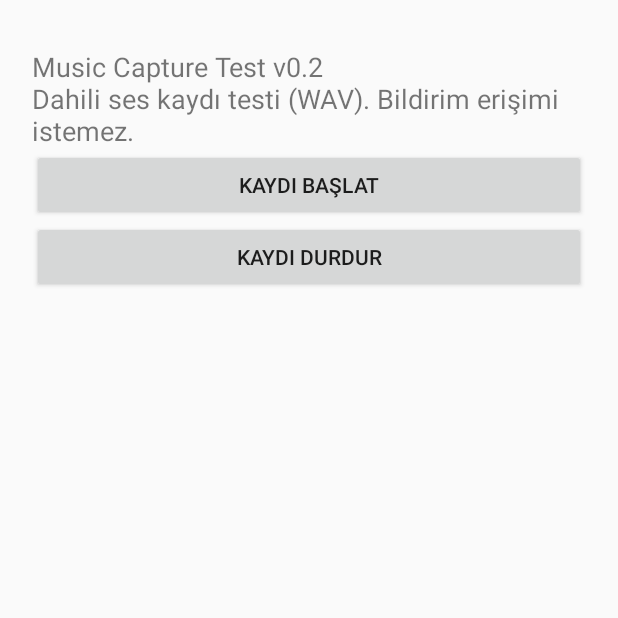
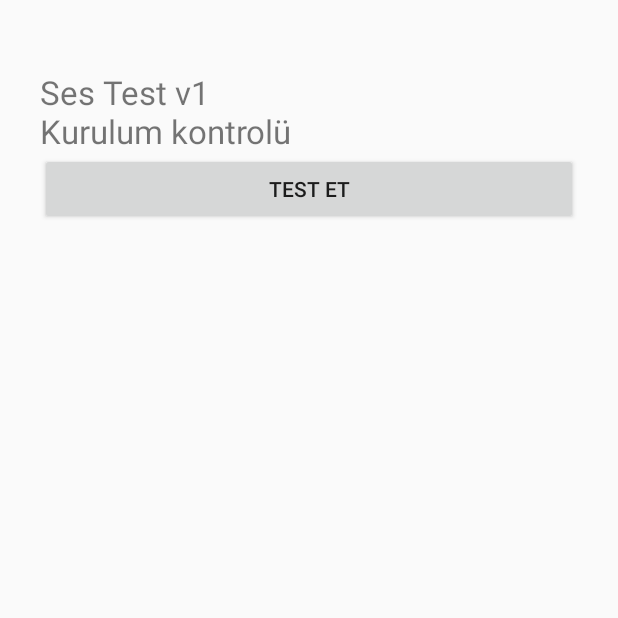
Before and after one commit to erhancbk/MusicCaptureTest, an Android app: the screen it shows after launch (MainActivity), on a phone screen of 412 x 824 dp, the top half of it. Run offline under Robolectric (Android 15) with nearby library versions, the phone set to English and light mode, and no system bars.

Commit message:
Replace with minimal permission-free install test

```diff
--- a/app/src/main/java/com/example/musiccapture/MainActivity.kt
+++ b/app/src/main/java/com/example/musiccapture/MainActivity.kt
@@ -1,38 +1,16 @@
 package com.example.musiccapture
-import android.Manifest
 import android.app.Activity
-import android.content.Intent
-import android.content.pm.PackageManager
-import android.media.projection.MediaProjectionManager
 import android.os.Bundle
 import android.widget.Button
 import android.widget.LinearLayout
 import android.widget.TextView
-
-class MainActivity : Activity() {
- private lateinit var status: TextView
- override fun onCreate(savedInstanceState: Bundle?) {
+class MainActivity:Activity() {
+ override fun onCreate(savedInstanceState:Bundle?) {
   super.onCreate(savedInstanceState)
-  val root=LinearLayout(this).apply { orientation=LinearLayout.VERTICAL;setPadding(32,48,32,24) }
-  status=TextView(this).apply { text="Music Capture Test v0.2\nDahili ses kaydı testi (WAV). Bildirim erişimi istemez.";textSize=18f }
-  root.addView(status)
-  root.addView(Button(this).apply { text="Kaydı başlat";setOnClickListener {
-   if(checkSelfPermission(Manifest.permission.RECORD_AUDIO)!=PackageManager.PERMISSION_GRANTED) requestPermissions(arrayOf(Manifest.permission.RECORD_AUDIO),102) else capture()
-  } })
-  root.addView(Button(this).apply { text="Kaydı durdur";setOnClickListener {
-   startService(Intent(this@MainActivity,CaptureService::class.java).apply { action=CaptureService.STOP })
-   status.text="Kayıt durduruldu. Music/MusicCaptureTest klasörüne bakın."
-  } })
-  setContentView(root)
- }
- private fun capture() { val mgr=getSystemService(MEDIA_PROJECTION_SERVICE) as MediaProjectionManager;startActivityForResult(mgr.createScreenCaptureIntent(),101) }
- override fun onRequestPermissionsResult(requestCode:Int,permissions:Array<out String>,grantResults:IntArray) { super.onRequestPermissionsResult(requestCode,permissions,grantResults);if(requestCode==102 && grantResults.firstOrNull()==PackageManager.PERMISSION_GRANTED) capture() }
- @Deprecated("Android 12 compatibility")
- override fun onActivityResult(requestCode:Int,resultCode:Int,data:Intent?) {
-  super.onActivityResult(requestCode,resultCode,data)
-  if(requestCode==101 && resultCode==RESULT_OK && data!=null) {
-   startForegroundService(Intent(this,CaptureService::class.java).apply { action=CaptureService.START;putExtra("resultCode",resultCode);putExtra("resultData",data) })
-   status.text="Kayıt başladı. Kaynak uygulama izin verirse WAV dosyası oluşturulur."
-  }
+  val layout=LinearLayout(this).apply { orientation=LinearLayout.VERTICAL;setPadding(40,70,40,40) }
+  val message=TextView(this).apply { text="Ses Test v1\nKurulum kontrolü";textSize=22f }
+  layout.addView(message)
+  layout.addView(Button(this).apply { text="TEST ET";setOnClickListener { message.text="Başarılı! Uygulama çalışıyor." } })
+  setContentView(layout)
  }
 }
```
